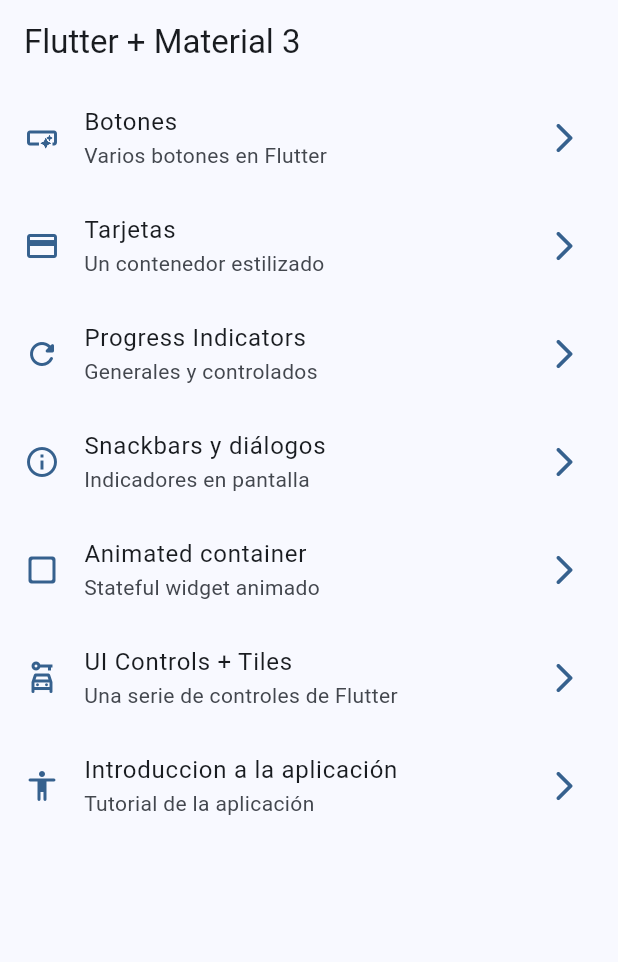
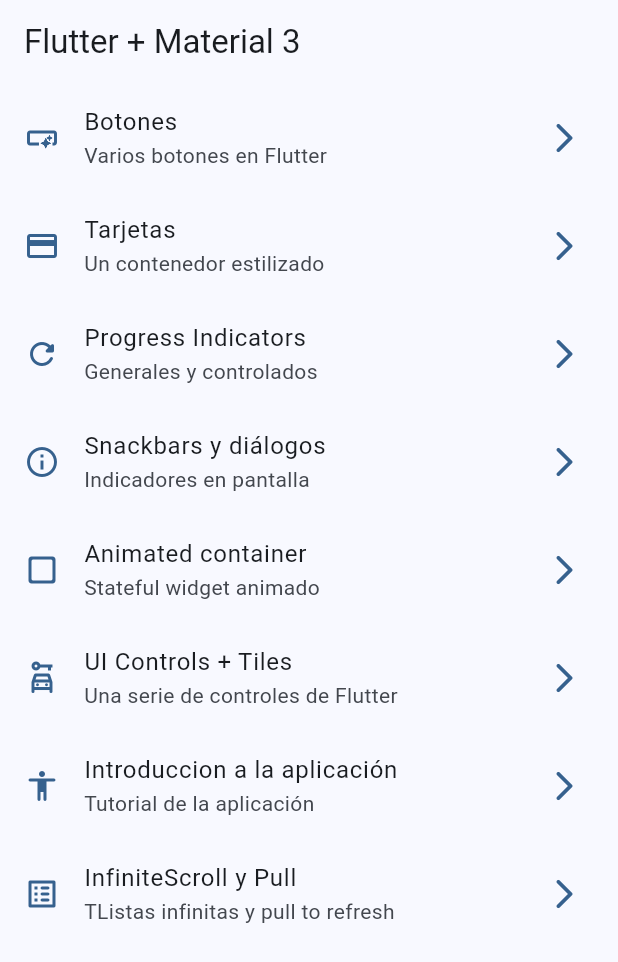
Before and after one commit to KeniaAinek/flutter, a Flutter app: the screen it shows after launch, on a phone screen of 412 x 824 dp. Shown: the top 962 px of the screen. Run offline on Flutter 3.47's test engine with Material 3 defaults, Android fonts, the light colour scheme and no system bars; our stand-ins replace animate_do, dio, go_router, video_player.

Commit message:
infinity scroll en proceso

```diff
--- a/widgets_app/lib/config/menu/menu_items.dart
+++ b/widgets_app/lib/config/menu/menu_items.dart
@@ -64,4 +64,11 @@
       link: '/tutorial',
       icon: Icons.accessibility_rounded
     ),
+
+    MenuItem(
+      title: 'InfiniteScroll y Pull',
+      subTitle: 'TListas infinitas y pull to refresh',
+      link: '/infinite',
+      icon: Icons.list_alt_rounded
+    ),
   ];
--- a/widgets_app/lib/config/router/app_router.dart
+++ b/widgets_app/lib/config/router/app_router.dart
@@ -51,5 +51,11 @@
       builder: (context, state) => const AppTutorialScreen(),
       ),
 
+    GoRoute(
+      path: '/infinite',
+      name: InfiniteScrollSreen.name,
+      builder: (context, state) => const InfiniteScrollSreen(),
+      ),
+
   ],
 );
```
Also changed, not shown: widgets_app/lib/presentation/screens/infinite_scroll/infinite_scroll_screen.dart (+16 -1 lines).
